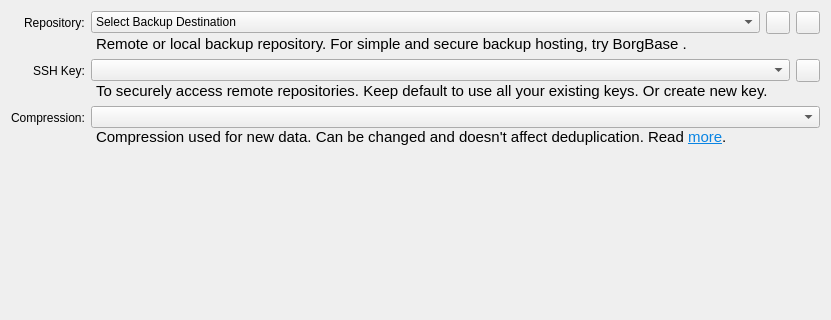
borgbase/vorta, file src/vorta/assets/UI/repotab.ui: the form before one commit; both pictures show x 0 to 831 and y 0 to 320 of the 831 by 461 pixel window.
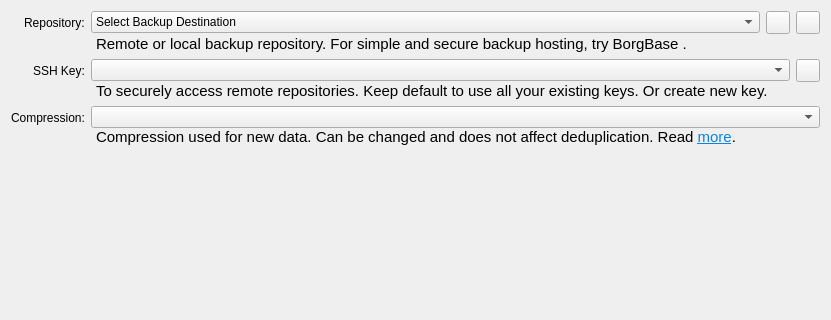
The form after the commit.

Commit message:
Replace `n't` by `not` in GUI strings.
* src/vorta/application.py
* src/vorta/assets/UI/repotab.ui
* src/vorta/assets/UI/scheduletab.ui
* src/vorta/assets/UI/sshadd.ui
* src/vorta/notifications.py
* src/vorta/views/main_window.py
* src/vorta/views/main_window.py
* src/vorta/views/repo_tab.py

```diff
--- a/src/vorta/assets/UI/repotab.ui
+++ b/src/vorta/assets/UI/repotab.ui
@@ -285,7 +285,7 @@
           </font>
          </property>
          <property name="text">
-          <string>&lt;html&gt;&lt;head/&gt;&lt;body&gt;&lt;p&gt;Compression used for new data. Can be changed and doesn't affect deduplication. Read &lt;a href=&quot;https://borgbackup.readthedocs.io/en/stable/usage/help.html#borg-help-compression&quot;&gt;&lt;span style=&quot; text-decoration: underline; color:#0984e3;&quot;&gt;more&lt;/span&gt;&lt;/a&gt;.&lt;/p&gt;&lt;/body&gt;&lt;/html&gt;</string>
+          <string>&lt;html&gt;&lt;head/&gt;&lt;body&gt;&lt;p&gt;Compression used for new data. Can be changed and does not affect deduplication. Read &lt;a href=&quot;https://borgbackup.readthedocs.io/en/stable/usage/help.html#borg-help-compression&quot;&gt;&lt;span style=&quot; text-decoration: underline; color:#0984e3;&quot;&gt;more&lt;/span&gt;&lt;/a&gt;.&lt;/p&gt;&lt;/body&gt;&lt;/html&gt;</string>
          </property>
          <property name="alignment">
           <set>Qt::AlignLeading|Qt::AlignLeft|Qt::AlignVCenter</set>
```
Left out of the diff: 2 changed lines with no effect on the pictures. The commit also changes 6 other files.
